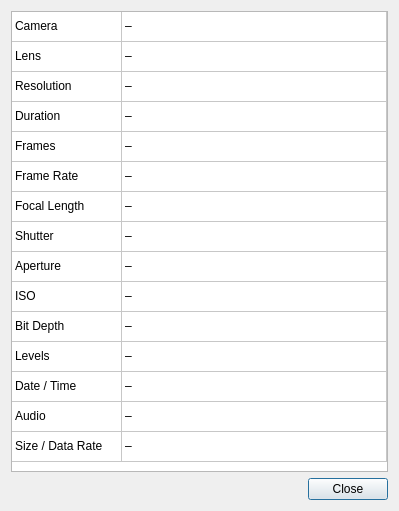
This is platform/qt/InfoDialog.ui in ilia3101/MLV-App as Qt 5 draws it before an edit. The edited form follows.
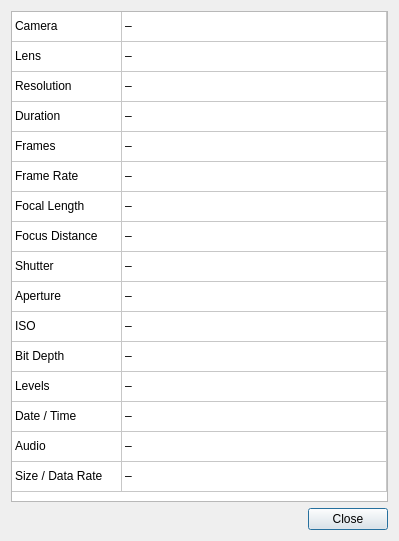
This is the edited form.

Commit message: Focus distance minor corrections

```diff
--- a/platform/qt/InfoDialog.ui
+++ b/platform/qt/InfoDialog.ui
@@ -7,7 +7,7 @@
     <x>0</x>
     <y>0</y>
     <width>399</width>
-    <height>511</height>
+    <height>541</height>
    </rect>
   </property>
   <property name="windowTitle">
@@ -141,6 +141,11 @@
        <string>15</string>
       </property>
      </row>
+     <row>
+      <property name="text">
+       <string>16</string>
+      </property>
+     </row>
      <column>
       <property name="text">
        <string>Category</string>
@@ -223,7 +228,7 @@
      </item>
      <item row="7" column="0">
       <property name="text">
-       <string>Shutter</string>
+       <string>Focus Distance</string>
       </property>
      </item>
      <item row="7" column="1">
@@ -233,7 +238,7 @@
      </item>
      <item row="8" column="0">
       <property name="text">
-       <string>Aperture</string>
+       <string>Shutter</string>
       </property>
      </item>
      <item row="8" column="1">
@@ -243,7 +248,7 @@
      </item>
      <item row="9" column="0">
       <property name="text">
-       <string>ISO</string>
+       <string>Aperture</string>
       </property>
      </item>
      <item row="9" column="1">
@@ -253,7 +258,7 @@
      </item>
      <item row="10" column="0">
       <property name="text">
-       <string>Bit Depth</string>
+       <string>ISO</string>
       </property>
      </item>
      <item row="10" column="1">
@@ -263,7 +268,7 @@
      </item>
      <item row="11" column="0">
       <property name="text">
-       <string>Levels</string>
+       <string>Bit Depth</string>
       </property>
      </item>
      <item row="11" column="1">
@@ -273,7 +278,7 @@
      </item>
      <item row="12" column="0">
       <property name="text">
-       <string>Date / Time</string>
+       <string>Levels</string>
       </property>
      </item>
      <item row="12" column="1">
@@ -283,7 +288,7 @@
      </item>
      <item row="13" column="0">
       <property name="text">
-       <string>Audio</string>
+       <string>Date / Time</string>
       </property>
      </item>
      <item row="13" column="1">
@@ -293,7 +298,7 @@
      </item>
      <item row="14" column="0">
       <property name="text">
-       <string>Size / Data Rate</string>
+       <string>Audio</string>
       </property>
      </item>
      <item row="14" column="1">
@@ -301,6 +306,16 @@
        <string>–</string>
       </property>
      </item>
+     <item row="15" column="0">
+      <property name="text">
+       <string>Size / Data Rate</string>
+      </property>
+     </item>
+     <item row="15" column="1">
+      <property name="text">
+       <string>–</string>
+      </property>
+     </item>
     </widget>
    </item>
   </layout>
```
The commit also changes 3 other files.
